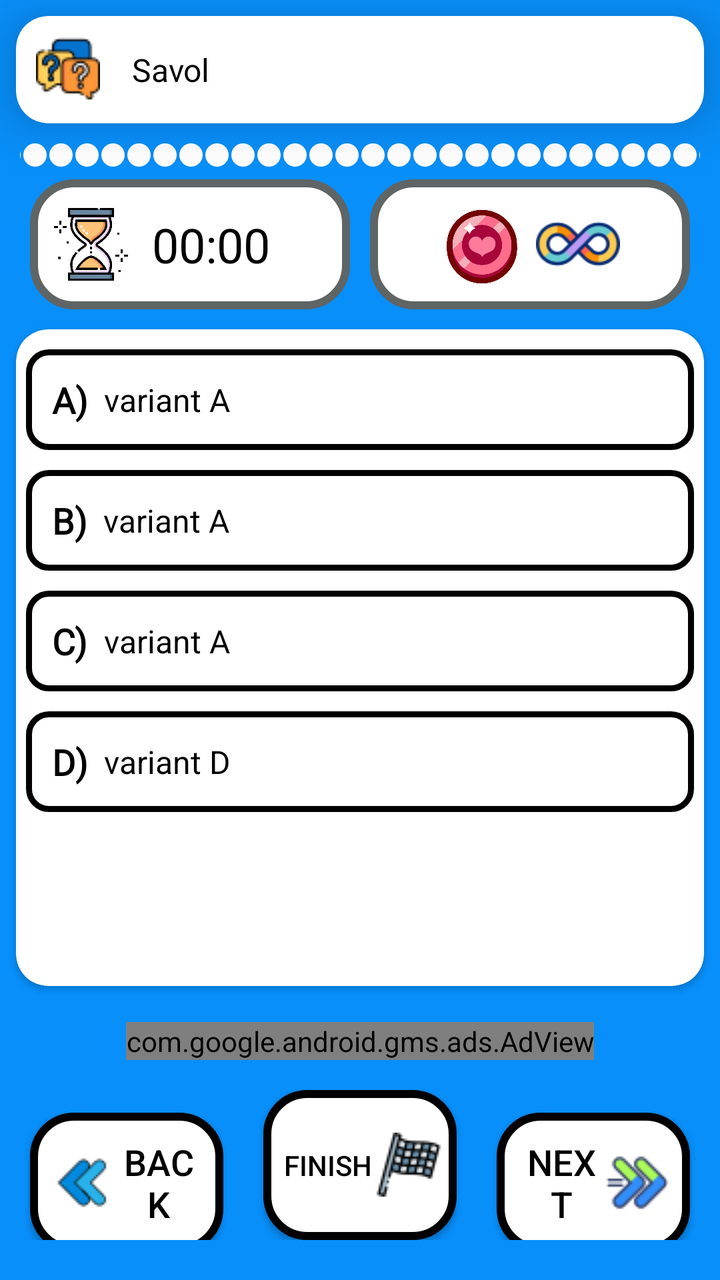
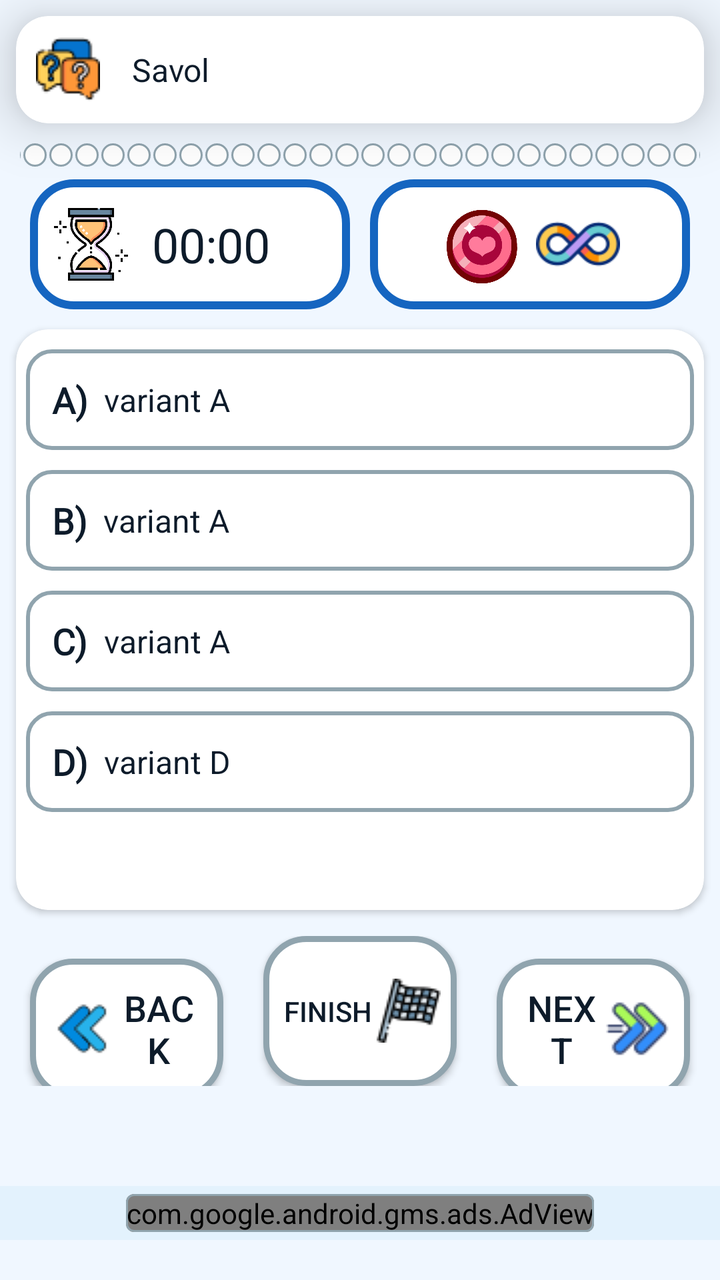

An Android layout rendered at two revisions. The XML below is the earlier revision; the diff shows what the commit changed to produce the second picture.
<!-- AndroidManifest.xml: application theme Theme.KimyoTest -->
<!-- res/layout/fragment_test_timer.xml -->
<?xml version="1.0" encoding="utf-8"?>
<androidx.appcompat.widget.LinearLayoutCompat xmlns:android="http://schemas.android.com/apk/res/android"
    xmlns:app="http://schemas.android.com/apk/res-auto"
    xmlns:tools="http://schemas.android.com/tools"
    android:layout_width="match_parent"
    android:layout_height="match_parent"
    android:background="@color/blue"
    android:orientation="vertical">

    <androidx.cardview.widget.CardView
        android:id="@+id/questionList"
        android:layout_width="match_parent"
        android:layout_height="wrap_content"
        android:layout_margin="8dp"
        app:cardBackgroundColor="@color/white"
        app:cardCornerRadius="16dp"
        app:cardElevation="16dp">

        <androidx.appcompat.widget.LinearLayoutCompat
            android:layout_width="wrap_content"
            android:layout_height="wrap_content"
            android:orientation="horizontal">

            <androidx.appcompat.widget.AppCompatImageView
                android:layout_width="wrap_content"
                android:layout_height="wrap_content"
                app:srcCompat="@drawable/image_question_32px"
                android:layout_marginStart="10dp"
                android:layout_gravity="center_vertical"/>

            <androidx.appcompat.widget.AppCompatTextView
                android:id="@+id/question"
                android:layout_width="match_parent"
                android:layout_height="wrap_content"
                android:padding="16dp"
                android:text="Savol"
                android:textColor="@color/black"
                android:textSize="16sp" />
        </androidx.appcompat.widget.LinearLayoutCompat>
    </androidx.cardview.widget.CardView>

    <androidx.appcompat.widget.LinearLayoutCompat
        android:id="@+id/testCountLayout"
        android:layout_width="match_parent"
        android:layout_height="16dp"
        android:layout_marginStart="10dp"
        android:layout_marginEnd="10dp"
        android:gravity="center"
        android:orientation="horizontal">
        <androidx.appcompat.widget.AppCompatTextView
            style="@style/TestCountStyle"/>
        <androidx.appcompat.widget.AppCompatTextView
            style="@style/TestCountStyle"/>
        <androidx.appcompat.widget.AppCompatTextView
            style="@style/TestCountStyle"/>
        <androidx.appcompat.widget.AppCompatTextView
            style="@style/TestCountStyle"/>
        <androidx.appcompat.widget.AppCompatTextView
            style="@style/TestCountStyle"/>
        <androidx.appcompat.widget.AppCompatTextView
            style="@style/TestCountStyle"/>
        <androidx.appcompat.widget.AppCompatTextView
            style="@style/TestCountStyle"/>
        <androidx.appcompat.widget.AppCompatTextView
            style="@style/TestCountStyle"/>
        <androidx.appcompat.widget.AppCompatTextView
            style="@style/TestCountStyle"/>
        <androidx.appcompat.widget.AppCompatTextView
            style="@style/TestCountStyle"/>
        <androidx.appcompat.widget.AppCompatTextView
            style="@style/TestCountStyle"/>
        <androidx.appcompat.widget.AppCompatTextView
            style="@style/TestCountStyle"/>
        <androidx.appcompat.widget.AppCompatTextView
            style="@style/TestCountStyle"/>
        <androidx.appcompat.widget.AppCompatTextView
            style="@style/TestCountStyle"/>
        <androidx.appcompat.widget.AppCompatTextView
            style="@style/TestCountStyle"/>
        <androidx.appcompat.widget.AppCompatTextView
            style="@style/TestCountStyle"/>
        <androidx.appcompat.widget.AppCompatTextView
            style="@style/TestCountStyle"/>
        <androidx.appcompat.widget.AppCompatTextView
            style="@style/TestCountStyle"/>
        <androidx.appcompat.widget.AppCompatTextView
            style="@style/TestCountStyle"/>
        <androidx.appcompat.widget.AppCompatTextView
            style="@style/TestCountStyle"/>
        <androidx.appcompat.widget.AppCompatTextView
            style="@style/TestCountStyle"/>
        <androidx.appcompat.widget.AppCompatTextView
            style="@style/TestCountStyle"/>
        <androidx.appcompat.widget.AppCompatTextView
            style="@style/TestCountStyle"/>
        <androidx.appcompat.widget.AppCompatTextView
            style="@style/TestCountStyle"/>
        <androidx.appcompat.widget.AppCompatTextView
            style="@style/TestCountStyle"/>
        <androidx.appcompat.widget.AppCompatTextView
            style="@style/TestCountStyle"/>
        <androidx.appcompat.widget.AppCompatTextView
            style="@style/TestCountStyle"/>
        <androidx.appcompat.widget.AppCompatTextView
            style="@style/TestCountStyle"/>
        <androidx.appcompat.widget.AppCompatTextView
            style="@style/TestCountStyle"/>
        <androidx.appcompat.widget.AppCompatTextView
            style="@style/TestCountStyle"/>
    </androidx.appcompat.widget.LinearLayoutCompat>

    <androidx.appcompat.widget.LinearLayoutCompat
        android:layout_width="match_parent"
        android:layout_height="wrap_content"
        android:orientation="horizontal"
        android:layout_marginTop="4dp"
        android:layout_marginBottom="2dp"
        android:gravity="center">
        <androidx.appcompat.widget.LinearLayoutCompat
            android:layout_width="160dp"
            android:layout_height="65dp"
            android:orientation="horizontal"
            android:layout_marginEnd="5dp"
            android:gravity="center_vertical"
            android:background="@drawable/style_item_menu">
            <androidx.appcompat.widget.AppCompatImageView
                android:layout_width="45dp"
                android:layout_height="45dp"
                android:padding="4dp"
                android:layout_marginStart="8dp"
                app:srcCompat="@drawable/image_timer"/>
            <androidx.appcompat.widget.AppCompatTextView
                android:id="@+id/testTimer"
                android:layout_width="wrap_content"
                android:layout_height="wrap_content"
                android:textSize="24sp"
                android:textColor="@color/black"
                android:layout_marginStart="8dp"
                android:fontFamily="@font/madimi"
                android:text="00:00"/>
            <androidx.appcompat.widget.AppCompatImageView
                android:id="@+id/timerInfinity"
                android:layout_width="45dp"
                android:layout_height="45dp"
                android:layout_marginStart="4dp"
                app:srcCompat="@drawable/image_infinity_32"
                android:visibility="gone"/>
        </androidx.appcompat.widget.LinearLayoutCompat>
        <androidx.appcompat.widget.LinearLayoutCompat
            android:layout_width="160dp"
            android:layout_height="65dp"
            android:layout_marginStart="5dp"
            android:orientation="horizontal"
            android:gravity="center"
            android:padding="4dp"
            android:background="@drawable/style_item_menu">
            <androidx.appcompat.widget.AppCompatImageView
                android:id="@+id/imageHearth1"
                android:layout_width="48dp"
                android:layout_height="48dp"
                android:padding="3dp"
                app:srcCompat="@drawable/image_heart"/>
            <androidx.appcompat.widget.AppCompatImageView
                android:id="@+id/imageHearth2"
                android:layout_width="48dp"
                android:layout_height="48dp"
                android:padding="3dp"
                app:srcCompat="@drawable/image_infinity_64px"/>
        </androidx.appcompat.widget.LinearLayoutCompat>
    </androidx.appcompat.widget.LinearLayoutCompat>

    <androidx.cardview.widget.CardView
        android:id="@+id/answerLayout"
        android:layout_width="match_parent"
        android:layout_height="0dp"
        android:layout_margin="8dp"
        android:layout_weight="4"
        app:cardBackgroundColor="@color/white"
        app:cardCornerRadius="16dp"
        android:layout_marginBottom="10dp">

        <androidx.appcompat.widget.LinearLayoutCompat
            android:id="@+id/group"
            android:layout_width="match_parent"
            android:layout_height="wrap_content"
            android:orientation="vertical">

            <Space
                android:layout_width="match_parent"
                android:layout_height="10dp" />

            <androidx.appcompat.widget.LinearLayoutCompat
                style="@style/VariantStyle"
                android:padding="5dp"
                android:layout_marginStart="5dp"
                android:layout_marginEnd="5dp">

                <androidx.appcompat.widget.AppCompatTextView
                    android:layout_width="wrap_content"
                    android:layout_height="wrap_content"
                    android:layout_margin="8dp"
                    android:text="@string/text_A"
                    android:textStyle="bold"
                    android:layout_gravity="center_vertical"
                    android:textSize="18sp"
                    android:textColor="@color/black"
                    android:fontFamily="@font/pre_hear_regular"
                    android:layout_marginStart="5dp" />

                <androidx.appcompat.widget.AppCompatTextView
                    android:id="@+id/variantA"
                    android:layout_width="match_parent"
                    android:layout_height="wrap_content"
                    android:layout_marginEnd="8dp"
                    android:text="variant A"
                    android:textColor="@color/black"
                    android:textSize="16sp" />
            </androidx.appcompat.widget.LinearLayoutCompat>

            <Space
                android:layout_width="match_parent"
                android:layout_height="10dp" />

            <androidx.appcompat.widget.LinearLayoutCompat
                style="@style/VariantStyle"
                android:padding="5dp"
                android:layout_marginStart="5dp"
                android:layout_marginEnd="5dp">

                <androidx.appcompat.widget.AppCompatTextView
                    android:layout_width="wrap_content"
                    android:layout_height="wrap_content"
                    android:layout_margin="8dp"
                    android:text="@string/text_B"
                    android:textStyle="bold"
                    android:layout_gravity="center_vertical"
                    android:textSize="18sp"
                    android:textColor="@color/black"
                    android:fontFamily="@font/pre_hear_regular"
                    android:layout_marginStart="5dp"/>

                <androidx.appcompat.widget.AppCompatTextView
                    android:id="@+id/variantB"
                    android:layout_width="match_parent"
                    android:layout_height="wrap_content"
                    android:layout_marginEnd="8dp"
                    android:text="variant A"
                    android:textColor="@color/black"
                    android:textSize="16sp" />
            </androidx.appcompat.widget.LinearLayoutCompat>

            <Space
                android:layout_width="match_parent"
                android:layout_height="10dp" />

            <androidx.appcompat.widget.LinearLayoutCompat
                style="@style/VariantStyle"
                android:padding="5dp"
                android:layout_marginStart="5dp"
                android:layout_marginEnd="5dp">

                <androidx.appcompat.widget.AppCompatTextView
                    android:layout_width="wrap_content"
                    android:layout_height="wrap_content"
                    android:layout_margin="8dp"
                    android:text="@string/text_C"
                    android:layout_gravity="center_vertical"
                    android:textSize="18sp"
                    android:textStyle="bold"
                    android:textColor="@color/black"
                    android:fontFamily="@font/pre_hear_regular"
                    android:layout_marginStart="5dp" />

                <androidx.appcompat.widget.AppCompatTextView
                    android:id="@+id/variantC"
                    android:layout_width="match_parent"
                    android:layout_height="wrap_content"
                    android:layout_marginEnd="8dp"
                    android:text="variant A"
                    android:textColor="@color/black"
                    android:textSize="16sp" />
            </androidx.appcompat.widget.LinearLayoutCompat>

            <Space
                android:layout_width="match_parent"
                android:layout_height="10dp" />

            <androidx.appcompat.widget.LinearLayoutCompat
                style="@style/VariantStyle"
                android:padding="5dp"
                android:layout_marginStart="5dp"
                android:layout_marginEnd="5dp">

                <androidx.appcompat.widget.AppCompatTextView
                    android:layout_width="wrap_content"
                    android:layout_height="wrap_content"
                    android:layout_margin="8dp"
                    android:text="@string/text_D"
                    android:textStyle="bold"
                    android:layout_gravity="center_vertical"
                    android:textSize="18sp"
                    android:textColor="@color/black"
                    android:fontFamily="@font/pre_hear_regular"
                    android:layout_marginStart="5dp" />

                <androidx.appcompat.widget.AppCompatTextView
                    android:id="@+id/variantD"
                    android:layout_width="match_parent"
                    android:layout_height="wrap_content"
                    android:layout_marginEnd="8dp"
                    android:text="variant D"
                    android:textColor="@color/black"
                    android:textSize="16sp" />
            </androidx.appcompat.widget.LinearLayoutCompat>

            <Space
                android:layout_width="match_parent"
                android:layout_height="10dp" />
        </androidx.appcompat.widget.LinearLayoutCompat>
    </androidx.cardview.widget.CardView>

    <com.google.android.gms.ads.AdView
        xmlns:ads="http://schemas.android.com/apk/res-auto"
        android:id="@+id/bannerAds"
        android:layout_gravity="center"
        android:layout_width="wrap_content"
        android:layout_height="wrap_content"
        android:layout_centerHorizontal="true"
        android:layout_alignParentBottom="true"
        ads:adSize="BANNER"
        android:layout_marginBottom="10dp"
        android:layout_marginTop="10dp"
        ads:adUnitId="@string/bannerAdsUnitId">
    </com.google.android.gms.ads.AdView>

    <androidx.appcompat.widget.LinearLayoutCompat
        android:layout_width="match_parent"
        android:layout_height="wrap_content"
        android:padding="5dp"
        android:layout_marginBottom="15dp">

        <androidx.appcompat.widget.AppCompatButton
            android:id="@+id/back"
            android:layout_width="0dp"
            android:layout_height="70dp"
            android:layout_marginStart="10dp"
            android:layout_marginEnd="10dp"
            android:layout_weight="1"
            android:padding="10dp"
            android:drawableStart="@drawable/image_back_32px"
            android:background="@drawable/style_btn"
            android:text="@string/back"
            android:textColor="@color/black"
            android:textSize="18sp" />

        <androidx.appcompat.widget.AppCompatButton
            android:id="@+id/stopTest"
            android:layout_width="0dp"
            android:layout_height="75dp"
            android:layout_marginStart="10dp"
            android:layout_marginEnd="10dp"
            android:layout_weight="1"
            android:padding="8dp"
            android:drawableEnd="@drawable/image_finish_32px"
            android:background="@drawable/style_btn"
            android:text="@string/finish"
            android:textColor="@color/black"
            android:textSize="14sp" />

        <androidx.appcompat.widget.AppCompatButton
            android:id="@+id/nextBtn"
            android:layout_width="0dp"
            android:layout_height="70dp"
            android:layout_marginStart="10dp"
            android:layout_marginEnd="10dp"
            android:layout_weight="1"
            android:background="@drawable/style_btn"
            android:text="@string/next"
            android:drawableEnd="@drawable/image_next_32px"
            android:padding="10dp"
            android:textColor="@color/black"
            android:textSize="18sp" />
    </androidx.appcompat.widget.LinearLayoutCompat>

</androidx.appcompat.widget.LinearLayoutCompat>
<!-- resources referenced by this layout -->
<resources>
  <color name="black">#FF000000</color>
  <color name="blue">#088FFA</color>
  <color name="white">#FFFFFFFF</color>
  <!-- drawable image_back_32px: png bitmap (drawable, 964 bytes) -->
  <!-- drawable image_finish_32px: png bitmap (drawable, 2047 bytes) -->
  <!-- drawable image_heart: png bitmap (drawable, 34559 bytes) -->
  <!-- drawable image_infinity_32: png bitmap (drawable, 1665 bytes) -->
  <!-- drawable image_next_32px: png bitmap (drawable, 1419 bytes) -->
  <!-- drawable image_timer: png bitmap (drawable, 32553 bytes) -->
  <!-- drawable style_btn (drawable) -->
  <?xml version="1.0" encoding="utf-8"?>
  <shape xmlns:android="http://schemas.android.com/apk/res/android">
      <corners android:radius="20dp"/>
      <stroke android:width="4dp" android:color="@color/black"/>
      <solid android:color="@color/white"/>
  </shape>
  <!-- drawable style_item_menu (drawable) -->
  <?xml version="1.0" encoding="utf-8"?>
  <shape xmlns:android="http://schemas.android.com/apk/res/android">
      <corners android:radius="20dp"/>
      <stroke android:width="4dp" android:color="@color/appTheme"/>
      <solid android:color="@color/white"/>
  </shape>
  <string name="back">Back</string>
  <string name="bannerAdsUnitId">ca-app-pub-4664801446868642/4780323731</string>
  <string name="finish">Finish</string>
  <string name="next">Next</string>
  <string name="text_A">A)</string>
  <string name="text_B">B)</string>
  <string name="text_C">C)</string>
  <string name="text_D">D)</string>
  <style name="TestCountStyle">
          <item name="android:layout_width">11.5dp</item>
          <item name="android:layout_height">11.5dp</item>
          <item name="android:background">@drawable/style_test_count</item>
          <item name="android:layout_marginEnd">0.5dp</item>
          <item name="android:layout_marginStart">0.5dp</item>
      </style>
  <style name="VariantStyle">
          <item name="android:layout_width">match_parent</item>
          <item name="android:layout_height">wrap_content</item>
          <item name="android:clickable">true</item>
          <item name="android:background">@drawable/style_test_default_answer</item>
          <item name="android:gravity">center</item>
          <item name="android:onClick">click</item>
      </style>
  <style name="Theme.KimyoTest" parent="Base.Theme.KimyoTest" />
  <color name="appTheme">@color/silver</color>
  <!-- drawable style_test_count (drawable) -->
  <?xml version="1.0" encoding="utf-8"?>
  <shape xmlns:android="http://schemas.android.com/apk/res/android">
      <corners android:radius="250dp"/>
      <solid android:color="@color/white"/>
  </shape>
  <!-- drawable style_test_default_answer (drawable) -->
  <?xml version="1.0" encoding="utf-8"?>
  <shape xmlns:android="http://schemas.android.com/apk/res/android">
      <stroke android:color="@color/black" android:width="3dp"/>
      <corners android:radius="10dp"/> />
  </shape>
  <style name="Base.Theme.KimyoTest" parent="Theme.Material3.DayNight.NoActionBar">
          
          
          <item name="android:textColorPrimary">@color/black</item>
          <item name="android:windowBackground">@color/white</item>
      </style>
  <color name="silver">#5F6564</color>
  <!-- unchanged entries left out for length: 2 -->
</resources>

<!-- the commit's change to res/layout/fragment_test_timer.xml (unified diff, before → after) -->
@@ -4,7 +4,7 @@
     xmlns:tools="http://schemas.android.com/tools"
     android:layout_width="match_parent"
     android:layout_height="match_parent"
-    android:background="@color/blue"
+    android:background="?attr/android:windowBackground"
     android:orientation="vertical">
 
     <androidx.cardview.widget.CardView
@@ -12,7 +12,7 @@
         android:layout_width="match_parent"
         android:layout_height="wrap_content"
         android:layout_margin="8dp"
-        app:cardBackgroundColor="@color/white"
+        app:cardBackgroundColor="?attr/colorSurface"
         app:cardCornerRadius="16dp"
         app:cardElevation="16dp">
 
@@ -34,7 +34,7 @@
                 android:layout_height="wrap_content"
                 android:padding="16dp"
                 android:text="Savol"
-                android:textColor="@color/black"
+                android:textColor="?attr/colorOnSurface"
                 android:textSize="16sp" />
         </androidx.appcompat.widget.LinearLayoutCompat>
     </androidx.cardview.widget.CardView>
@@ -134,7 +134,7 @@
                 android:layout_width="wrap_content"
                 android:layout_height="wrap_content"
                 android:textSize="24sp"
-                android:textColor="@color/black"
+                android:textColor="?attr/colorOnSurface"
                 android:layout_marginStart="8dp"
                 android:fontFamily="@font/madimi"
                 android:text="00:00"/>
@@ -175,7 +175,7 @@
         android:layout_height="0dp"
         android:layout_margin="8dp"
         android:layout_weight="4"
-        app:cardBackgroundColor="@color/white"
+        app:cardBackgroundColor="?attr/colorSurface"
         app:cardCornerRadius="16dp"
         android:layout_marginBottom="10dp">
 
@@ -203,7 +203,7 @@
                     android:textStyle="bold"
                     android:layout_gravity="center_vertical"
                     android:textSize="18sp"
-                    android:textColor="@color/black"
+                    android:textColor="?attr/colorOnSurface"
                     android:fontFamily="@font/pre_hear_regular"
                     android:layout_marginStart="5dp" />
 
@@ -213,7 +213,7 @@
                     android:layout_height="wrap_content"
                     android:layout_marginEnd="8dp"
                     android:text="variant A"
-                    android:textColor="@color/black"
+                    android:textColor="?attr/colorOnSurface"
                     android:textSize="16sp" />
             </androidx.appcompat.widget.LinearLayoutCompat>
 
@@ -235,7 +235,7 @@
                     android:textStyle="bold"
                     android:layout_gravity="center_vertical"
                     android:textSize="18sp"
-                    android:textColor="@color/black"
+                    android:textColor="?attr/colorOnSurface"
                     android:fontFamily="@font/pre_hear_regular"
                     android:layout_marginStart="5dp"/>
 
@@ -245,7 +245,7 @@
                     android:layout_height="wrap_content"
                     android:layout_marginEnd="8dp"
                     android:text="variant A"
-                    android:textColor="@color/black"
+                    android:textColor="?attr/colorOnSurface"
                     android:textSize="16sp" />
             </androidx.appcompat.widget.LinearLayoutCompat>
 
@@ -267,7 +267,7 @@
                     android:layout_gravity="center_vertical"
                     android:textSize="18sp"
                     android:textStyle="bold"
-                    android:textColor="@color/black"
+                    android:textColor="?attr/colorOnSurface"
                     android:fontFamily="@font/pre_hear_regular"
                     android:layout_marginStart="5dp" />
 
@@ -277,7 +277,7 @@
                     android:layout_height="wrap_content"
                     android:layout_marginEnd="8dp"
                     android:text="variant A"
-                    android:textColor="@color/black"
+                    android:textColor="?attr/colorOnSurface"
                     android:textSize="16sp" />
             </androidx.appcompat.widget.LinearLayoutCompat>
 
@@ -299,7 +299,7 @@
                     android:textStyle="bold"
                     android:layout_gravity="center_vertical"
                     android:textSize="18sp"
-                    android:textColor="@color/black"
+                    android:textColor="?attr/colorOnSurface"
                     android:fontFamily="@font/pre_hear_regular"
                     android:layout_marginStart="5dp" />
 
@@ -309,7 +309,7 @@
                     android:layout_height="wrap_content"
                     android:layout_marginEnd="8dp"
                     android:text="variant D"
-                    android:textColor="@color/black"
+                    android:textColor="?attr/colorOnSurface"
                     android:textSize="16sp" />
             </androidx.appcompat.widget.LinearLayoutCompat>
 
@@ -319,25 +319,11 @@
         </androidx.appcompat.widget.LinearLayoutCompat>
     </androidx.cardview.widget.CardView>
 
-    <com.google.android.gms.ads.AdView
-        xmlns:ads="http://schemas.android.com/apk/res-auto"
-        android:id="@+id/bannerAds"
-        android:layout_gravity="center"
-        android:layout_width="wrap_content"
-        android:layout_height="wrap_content"
-        android:layout_centerHorizontal="true"
-        android:layout_alignParentBottom="true"
-        ads:adSize="BANNER"
-        android:layout_marginBottom="10dp"
-        android:layout_marginTop="10dp"
-        ads:adUnitId="@string/bannerAdsUnitId">
-    </com.google.android.gms.ads.AdView>
-
     <androidx.appcompat.widget.LinearLayoutCompat
         android:layout_width="match_parent"
         android:layout_height="wrap_content"
         android:padding="5dp"
-        android:layout_marginBottom="15dp">
+        android:layout_marginBottom="5dp">
 
         <androidx.appcompat.widget.AppCompatButton
             android:id="@+id/back"
@@ -350,7 +336,7 @@
             android:drawableStart="@drawable/image_back_32px"
             android:background="@drawable/style_btn"
             android:text="@string/back"
-            android:textColor="@color/black"
+            android:textColor="?attr/colorOnSurface"
             android:textSize="18sp" />
 
         <androidx.appcompat.widget.AppCompatButton
@@ -364,7 +350,7 @@
             android:drawableEnd="@drawable/image_finish_32px"
             android:background="@drawable/style_btn"
             android:text="@string/finish"
-            android:textColor="@color/black"
+            android:textColor="?attr/colorOnSurface"
             android:textSize="14sp" />
 
         <androidx.appcompat.widget.AppCompatButton
@@ -378,8 +364,37 @@
             android:text="@string/next"
             android:drawableEnd="@drawable/image_next_32px"
             android:padding="10dp"
-            android:textColor="@color/black"
+            android:textColor="?attr/colorOnSurface"
             android:textSize="18sp" />
     </androidx.appcompat.widget.LinearLayoutCompat>
 
+    <androidx.appcompat.widget.LinearLayoutCompat
+        android:layout_width="match_parent"
+        android:layout_height="wrap_content"
+        android:background="?attr/colorSurfaceVariant"
+        android:gravity="center"
+        android:layout_marginTop="40dp"
+        android:layout_marginBottom="20dp"
+        android:padding="4dp">
+
+        <com.google.android.material.card.MaterialCardView
+            android:layout_width="wrap_content"
+            android:layout_height="wrap_content"
+            app:cardBackgroundColor="?attr/colorSurface"
+            app:cardCornerRadius="4dp"
+            app:cardElevation="0dp"
+            app:strokeColor="?attr/colorOutline"
+            app:strokeWidth="1dp">
+
+            <com.google.android.gms.ads.AdView
+                xmlns:ads="http://schemas.android.com/apk/res-auto"
+                android:id="@+id/bannerAds"
+                android:layout_width="wrap_content"
+                android:layout_height="wrap_content"
+                ads:adSize="BANNER"
+                ads:adUnitId="@string/bannerAdsUnitId" />
+
+        </com.google.android.material.card.MaterialCardView>
+    </androidx.appcompat.widget.LinearLayoutCompat>
+
 </androidx.appcompat.widget.LinearLayoutCompat>
<!-- resource entries referenced after the edit -->
@@ -1,8 +1,5 @@
 <!-- resources referenced by this layout -->
 <resources>
-  <color name="black">#FF000000</color>
-  <color name="blue">#088FFA</color>
-  <color name="white">#FFFFFFFF</color>
   <!-- drawable image_back_32px: png bitmap (drawable, 964 bytes) -->
   <!-- drawable image_finish_32px: png bitmap (drawable, 2047 bytes) -->
   <!-- drawable image_heart: png bitmap (drawable, 34559 bytes) -->
@@ -13,15 +10,15 @@
   <?xml version="1.0" encoding="utf-8"?>
   <shape xmlns:android="http://schemas.android.com/apk/res/android">
       <corners android:radius="20dp"/>
-      <stroke android:width="4dp" android:color="@color/black"/>
-      <solid android:color="@color/white"/>
+      <stroke android:width="3dp" android:color="?attr/colorOutline"/>
+      <solid android:color="?attr/colorSurface"/>
   </shape>
   <!-- drawable style_item_menu (drawable) -->
   <?xml version="1.0" encoding="utf-8"?>
   <shape xmlns:android="http://schemas.android.com/apk/res/android">
       <corners android:radius="20dp"/>
-      <stroke android:width="4dp" android:color="@color/appTheme"/>
-      <solid android:color="@color/white"/>
+      <stroke android:width="4dp" android:color="?attr/colorPrimary"/>
+      <solid android:color="?attr/colorSurface"/>
   </shape>
   <string name="back">Back</string>
   <string name="bannerAdsUnitId">ca-app-pub-4664801446868642/4780323731</string>
@@ -44,29 +41,41 @@
           <item name="android:clickable">true</item>
           <item name="android:background">@drawable/style_test_default_answer</item>
           <item name="android:gravity">center</item>
-          <item name="android:onClick">click</item>
       </style>
   <style name="Theme.KimyoTest" parent="Base.Theme.KimyoTest" />
-  <color name="appTheme">@color/silver</color>
   <!-- drawable style_test_count (drawable) -->
   <?xml version="1.0" encoding="utf-8"?>
   <shape xmlns:android="http://schemas.android.com/apk/res/android">
       <corners android:radius="250dp"/>
-      <solid android:color="@color/white"/>
+      <solid android:color="?attr/colorSurface"/>
+      <stroke android:width="1dp" android:color="?attr/colorOutline"/>
   </shape>
   <!-- drawable style_test_default_answer (drawable) -->
   <?xml version="1.0" encoding="utf-8"?>
   <shape xmlns:android="http://schemas.android.com/apk/res/android">
-      <stroke android:color="@color/black" android:width="3dp"/>
-      <corners android:radius="10dp"/> />
+      <stroke android:color="?attr/colorOutline" android:width="2dp"/>
+      <corners android:radius="12dp"/>
+      <solid android:color="?attr/colorSurface"/>
   </shape>
   <style name="Base.Theme.KimyoTest" parent="Theme.Material3.DayNight.NoActionBar">
           
-          
-          <item name="android:textColorPrimary">@color/black</item>
-          <item name="android:windowBackground">@color/white</item>
+          <item name="android:windowBackground">@color/chem_background_light</item>
+          <item name="android:textColorPrimary">@color/chem_on_surface_light</item>
+          <item name="colorPrimary">@color/chem_primary_light</item>
+          <item name="colorOnPrimary">@color/chem_surface_light</item>
+          <item name="colorSurface">@color/chem_surface_light</item>
+          <item name="colorOnSurface">@color/chem_on_surface_light</item>
+          <item name="colorOutline">@color/chem_outline_light</item>
+          <item name="colorPrimaryContainer">@color/chem_toolbar_light</item>
+          <item name="colorSurfaceVariant">@color/chem_surface_variant_light</item>
       </style>
-  <color name="silver">#5F6564</color>
+  <color name="chem_background_light">#F0F7FF</color>
+  <color name="chem_on_surface_light">#0D1B2A</color>
+  <color name="chem_primary_light">#1565C0</color>
+  <color name="chem_surface_light">#FFFFFF</color>
+  <color name="chem_outline_light">#90A4AE</color>
+  <color name="chem_toolbar_light">#0D47A1</color>
+  <color name="chem_surface_variant_light">#E3F2FD</color>
   <!-- unchanged entries left out for length: 2 -->
 </resources>
 
